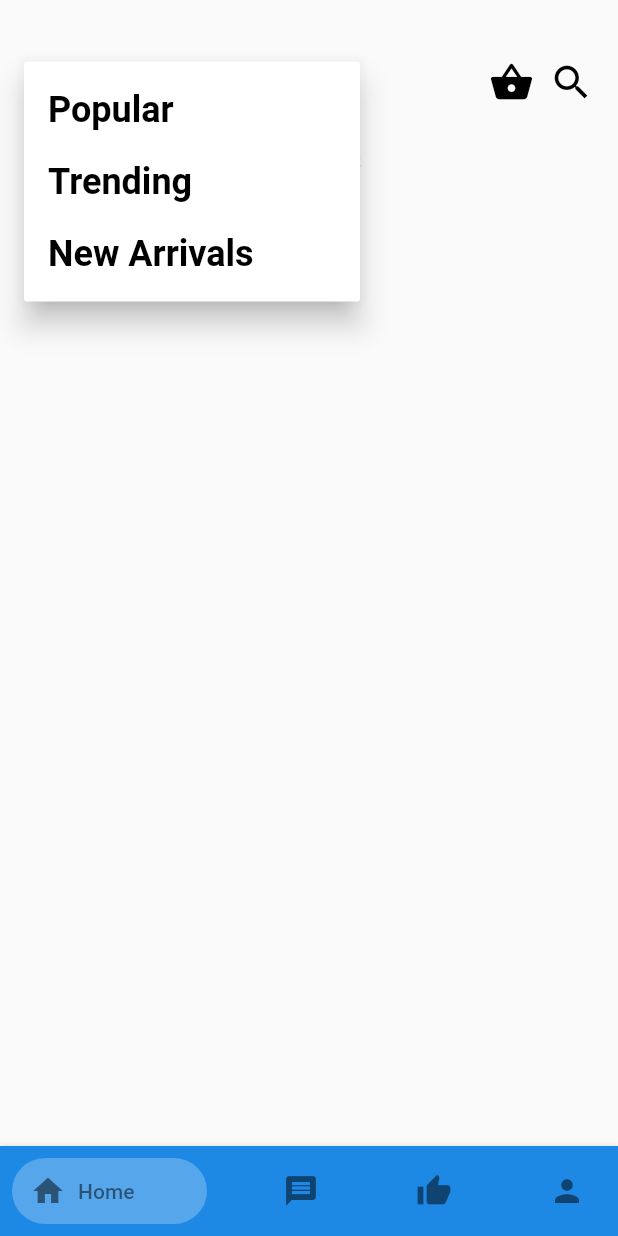
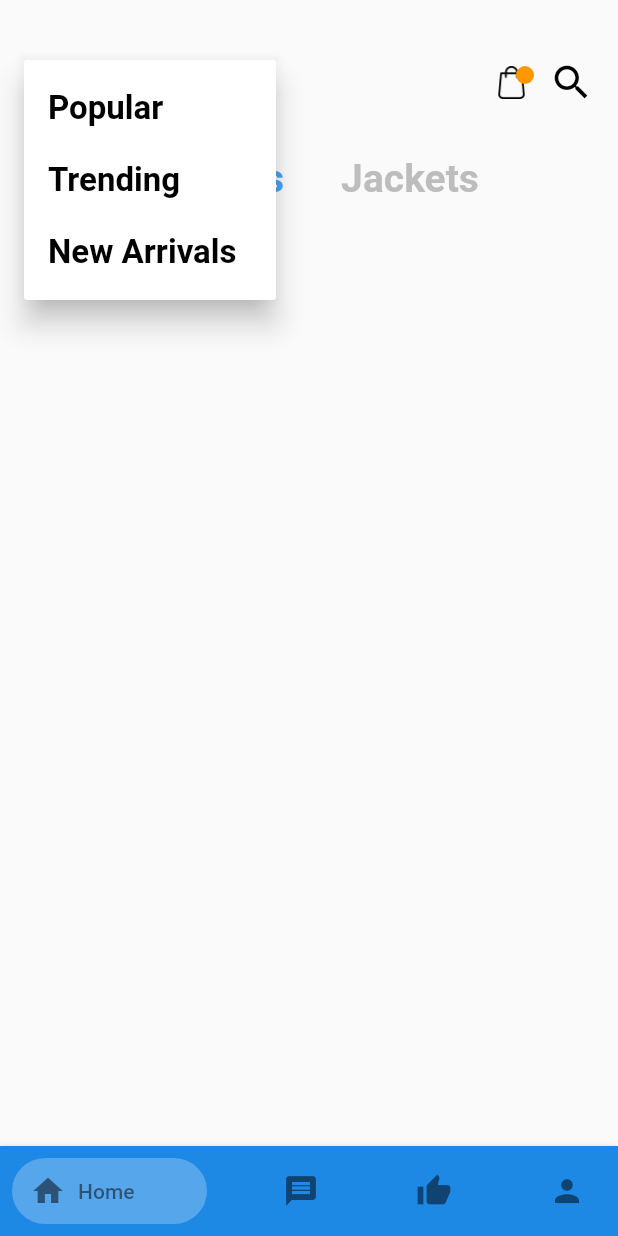
Before and after one commit to jeremy02/flutter_back_app, a Flutter app: the screen it shows after launch, after a tap on "Popular", on a phone screen of 412 x 824 dp. Run offline on Flutter 3.47's test engine with Material 2 defaults, Android fonts, the phone set to English and light mode, and no system bars.

Commit message:
finished with appbar

```diff
--- a/lib/screens/home_screen.dart
+++ b/lib/screens/home_screen.dart
@@ -1,5 +1,6 @@
 import 'package:flutter/material.dart';
 import 'package:flutter/services.dart';
+import 'package:flutter_back_app/widgets/category_dropdown_menu.dart';
 import 'package:flutter_back_app/widgets/custom_bottom_nav_bar.dart';
 
 class HomeScreen extends StatefulWidget {
@@ -47,12 +48,32 @@ class _HomeScreenState extends State<HomeScreen> with SingleTickerProviderStateM
 								mainAxisAlignment: MainAxisAlignment.spaceBetween,
 								children: <Widget>[
 									Expanded(
-										child: _CategoryDropMenu(),
+										child: CategoryDropMenu(),
 									),
-									Icon(
-										Icons.shopping_basket,
-										size: 30,
-										color: Colors.black,
+									Stack(
+										children: <Widget>[
+											Image.asset(
+												"assets/images/shopping_bag.png",
+												width: 30,
+												height: 22,
+												fit: BoxFit.contain,
+											),
+											Positioned(
+												top: 0,
+												right: 0,
+												child: Container(
+													padding: EdgeInsets.all(1),
+													decoration: new BoxDecoration(
+														color: Colors.orange,
+														borderRadius: BorderRadius.circular(8),
+													),
+													constraints: BoxConstraints(
+														minWidth: 12,
+														minHeight: 12,
+													),
+												),
+											)
+										],
 									),
 									SizedBox(width: 10.0,),
 									Icon(
@@ -67,26 +88,37 @@ class _HomeScreenState extends State<HomeScreen> with SingleTickerProviderStateM
 								60,
 							),
 						),
-						SizedBox(height: 20,),
+						SizedBox(height: 30,),
 						TabBar(
 							controller: _tabController,
+							indicatorSize: TabBarIndicatorSize.label,
 							isScrollable: true,
-							indicatorSize: TabBarIndicatorSize.label,
 							indicatorColor: Colors.transparent,
 							labelPadding: EdgeInsets.all(4.0),
 							indicatorWeight: 1.0,
 							indicatorPadding: EdgeInsets.all(0),
-							tabs: List<Widget>.generate(listCategories.length, (int index){
+							tabs: createTabs(),
+						),
+					],
+				),
+			),
+		);
+	}
+
+	// the tabs to show
+	List<Widget> createTabs() {
+		return List<Widget>.generate(listCategories.length, (int index){
 			return Container(
-									margin: EdgeInsets.only(right: 8.0),
+				padding: EdgeInsets.only(right: 30.0),
 				child: Column(
-										mainAxisAlignment: MainAxisAlignment.center,
+					mainAxisSize: MainAxisSize.min,
+					crossAxisAlignment: CrossAxisAlignment.center,
 					children: <Widget>[
 						Text(
 							listCategories[index],
 							style: TextStyle(
 								fontWeight: FontWeight.bold,
-													fontSize: 22.0,
+								fontSize: 26.0,
 								color: _activeTabIndex == index ? Colors.blue.shade400 : Colors.grey.shade400,
 							),
 						),
@@ -102,12 +134,7 @@ class _HomeScreenState extends State<HomeScreen> with SingleTickerProviderStateM
 					],
 				)
 			);
-							}),
-						),
-					],
-				),
-			),
-		);
+		});
 	}
 
 	@override
@@ -116,60 +143,3 @@ class _HomeScreenState extends State<HomeScreen> with SingleTickerProviderStateM
 		_tabController.dispose();
 	}
 }
-
-class _CategoryDropMenu extends StatefulWidget {
-	@override
-	State<StatefulWidget> createState() {
-		return _CategoryDropMenuState();
-	}
-}
-
-class _CategoryDropMenuState extends State<_CategoryDropMenu>{
-
-	static List<String> _categories = ["Popular","Trending","New Arrivals"];
-
-	String _dropdownValue = _categories[0].toString();
-
-	@override
-	Widget build(BuildContext context) {
-
-		return PopupMenuButton(
-			onSelected: (index){
-				setState(() {
-					_dropdownValue = index;
-				});
-			},
-			child: Row(
-				mainAxisSize: MainAxisSize.min,
-				children: <Widget>[
-					Text(
-						_dropdownValue,
-						style: TextStyle(
-							fontSize: 24.0,
-							fontWeight: FontWeight.bold,
-						),
-					),
-					Icon(
-						Icons.keyboard_arrow_down,
-						color: Colors.black,
-					),
-				],
-			),
-			itemBuilder: (context) {
-				return _categories.map<PopupMenuItem<String>>((String value) {
-					return PopupMenuItem<String>(
-						value: value,
-						child: Text(
-							value,
-							style: TextStyle(
-								color: Colors.black,
-								fontWeight: FontWeight.bold,
-								fontSize: 24
-							),
-						),
-					);
-				}).toList();
-			}
-		);
-	}
-}
--- /dev/null
+++ b/lib/widgets/category_dropdown_menu.dart
@@ -0,0 +1,58 @@
+import 'package:flutter/material.dart';
+
+class CategoryDropMenu extends StatefulWidget {
+	@override
+	State<StatefulWidget> createState() {
+		return _CategoryDropMenuState();
+	}
+}
+
+class _CategoryDropMenuState extends State<CategoryDropMenu>{
+
+	static List<String> _categories = ["Popular","Trending","New Arrivals"];
+
+	String _dropdownValue = _categories[0].toString();
+
+	@override
+	Widget build(BuildContext context) {
+
+		return PopupMenuButton(
+			onSelected: (index){
+				setState(() {
+					_dropdownValue = index;
+				});
+			},
+			child: Row(
+				mainAxisSize: MainAxisSize.min,
+				children: <Widget>[
+					Text(
+						_dropdownValue,
+						style: TextStyle(
+							fontSize: 26.0,
+							fontWeight: FontWeight.bold,
+						),
+					),
+					Icon(
+						Icons.keyboard_arrow_down,
+						color: Colors.black,
+					),
+				],
+			),
+			itemBuilder: (context) {
+				return _categories.map<PopupMenuItem<String>>((String value) {
+					return PopupMenuItem<String>(
+						value: value,
+						child: Text(
+							value,
+							style: TextStyle(
+								color: Colors.black,
+								fontWeight: FontWeight.bold,
+								fontSize: 22.0,
+							),
+						),
+					);
+				}).toList();
+			}
+		);
+	}
+}
--- a/pubspec.yaml
+++ b/pubspec.yaml
@@ -41,9 +41,8 @@ flutter:
   uses-material-design: true
 
   # To add assets to your application, add an assets section, like this:
-  # assets:
-  #  - images/a_dot_burr.jpeg
-  #  - images/a_dot_ham.jpeg
+  assets:
+    - assets/images/
 
   # An image asset can refer to one or more resolution-specific "variants", see
   # https://flutter.io/assets-and-images/#resolution-aware.
```
Also changed, not shown: assets/images/shopping_bag.png (added), 1 other file. Lines whose indentation alone changed are shown as unchanged.
